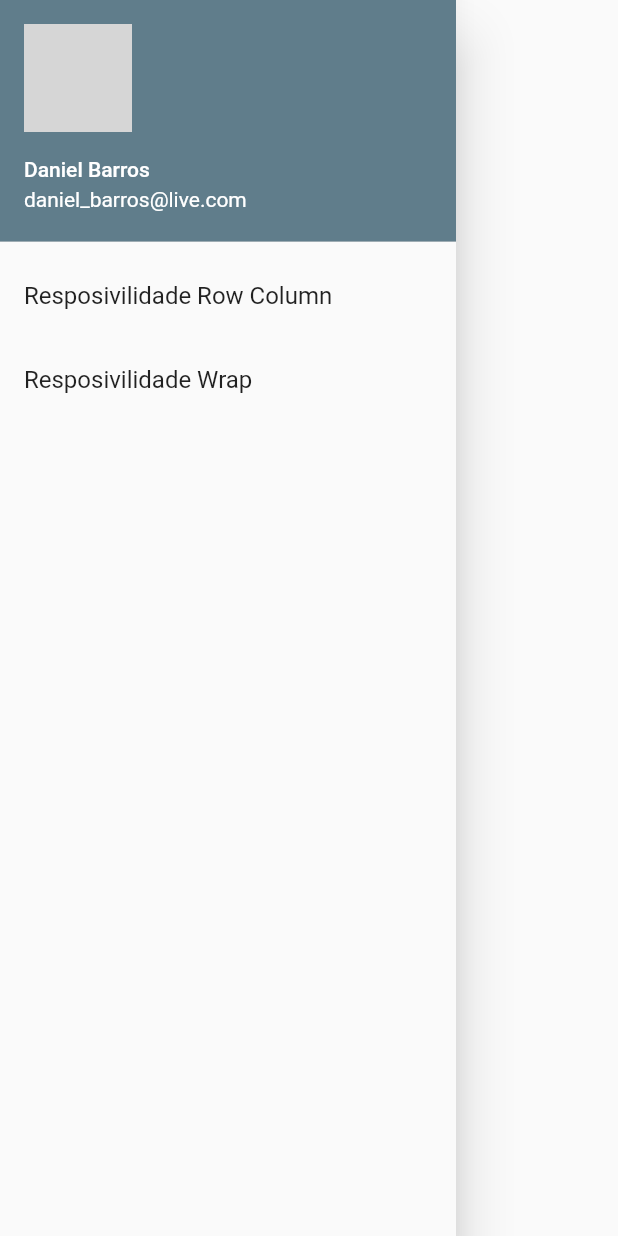
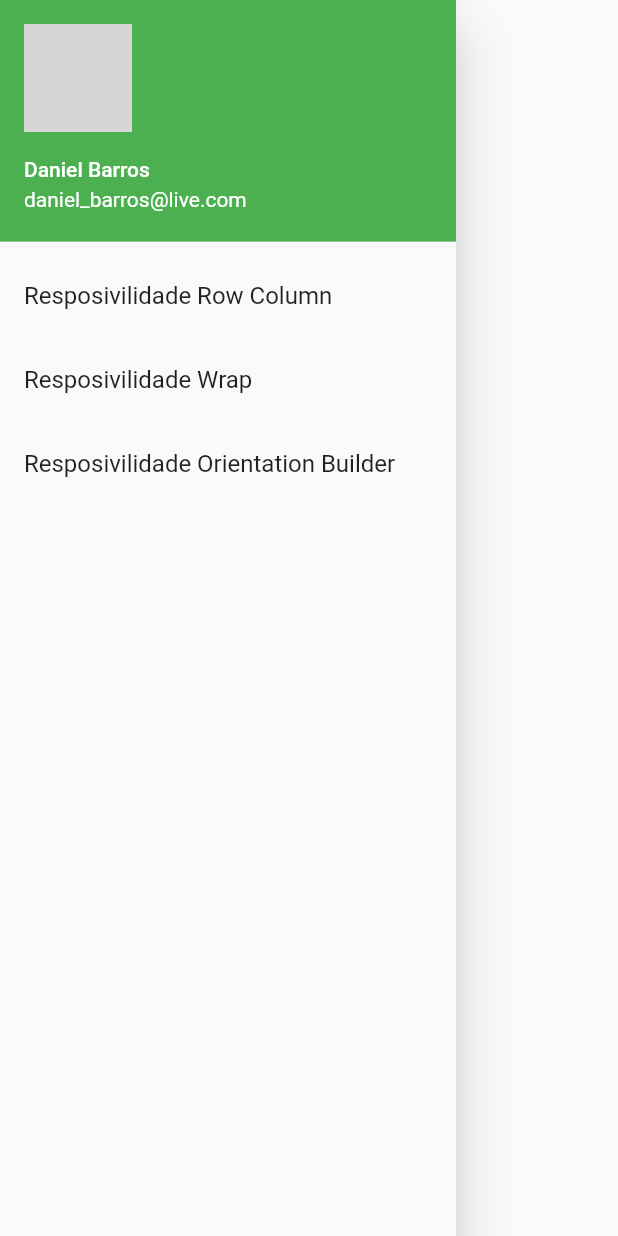
Before and after one commit to daniel-sbarros/flutter_app_responsivo, a Flutter app: what drawer() shows on an empty page, opened directly, on a phone screen of 412 x 824 dp. Run offline on Flutter 3.47's test engine with Material 2 defaults, Android fonts, the phone set to English and light mode, and no system bars; network calls fail; grey boxes are pictures that could not be loaded.

Commit message:
Add Page Orientation Builder

```diff
--- a/lib/_drawer.dart
+++ b/lib/_drawer.dart
@@ -25,6 +25,12 @@ Drawer drawer(context) {
             Navigator.of(context).pushNamed("/wrap");
           },
         ),
+        ListTile(
+          title: const Text('Resposivilidade Orientation Builder'),
+          onTap: () {
+            Navigator.of(context).pushNamed("/orientation");
+          },
+        ),
       ],
     ),
   );
--- a/lib/main.dart
+++ b/lib/main.dart
@@ -2,13 +2,14 @@
 
 import 'package:flutter/material.dart';
 import 'package:flutter_responsibilidade/responsivilidade_media_query.dart';
+import 'package:flutter_responsibilidade/responsivilidade_orintation.dart';
 import 'package:flutter_responsibilidade/responsivilidade_row_col.dart';
 import 'package:flutter_responsibilidade/responsivilidade_wrap.dart';
 
 void main() {
   runApp(MaterialApp(
     theme: ThemeData(
-      primarySwatch: Colors.blueGrey,
+      primarySwatch: Colors.green,
       // brightness: Brightness.light,
     ),
     title: 'Flutter App Responsivo',
@@ -17,6 +18,7 @@ void main() {
     routes: {
       "/rowcol": (_) => ResponsivilidadeRowCol(),
       "/wrap": (_) => ResponsivilidadeWrap(),
+      "/orientation": (_) => ResponsivilidadeOrintation(),
     },
   ));
 }
```
Also changed, not shown: lib/responsivilidade_orintation.dart (added, +43 -0 lines).
